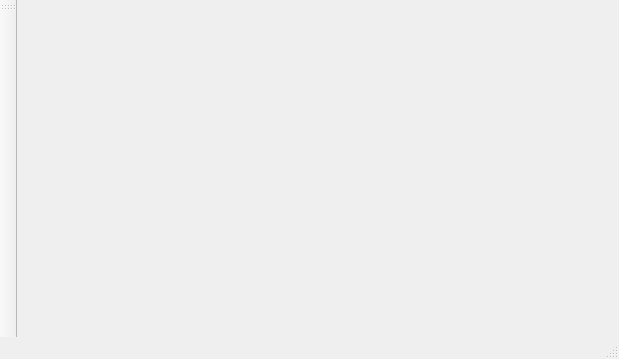
Old version of the form mainwindow.ui in the repository yanni2302/smart_parental_monitoring_2A22.
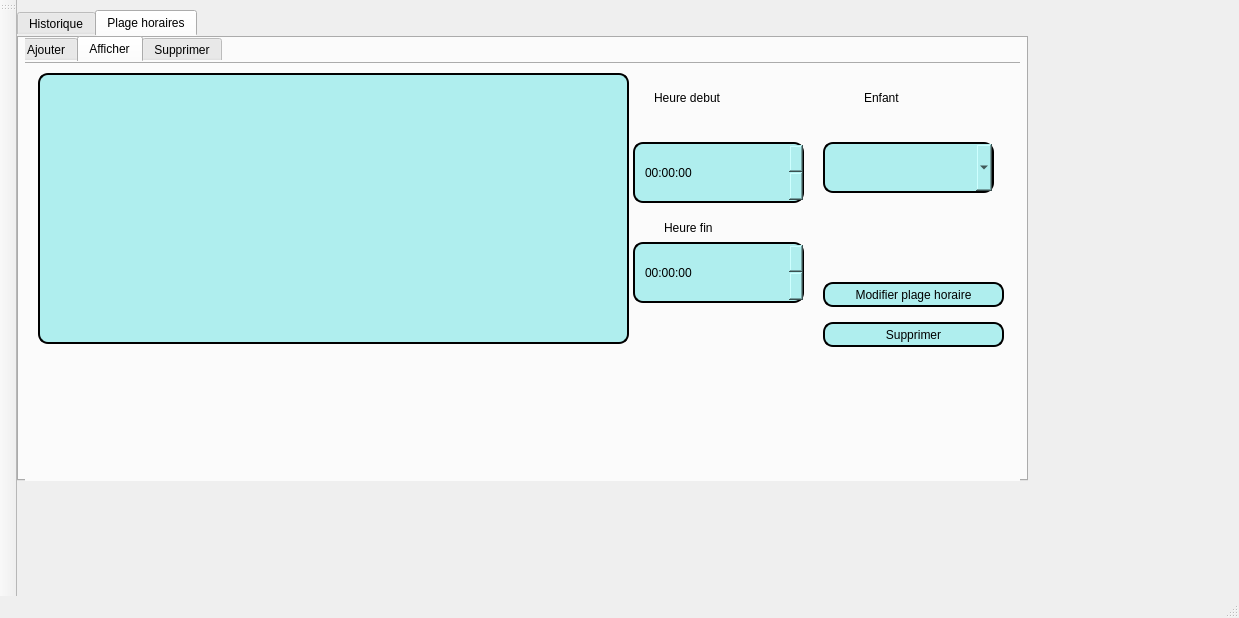
New version of the form.

Commit message: plage horaire

The edit to the form file:
```diff
--- a/mainwindow.ui
+++ b/mainwindow.ui
@@ -6,14 +6,450 @@
    <rect>
     <x>0</x>
     <y>0</y>
-    <width>619</width>
-    <height>359</height>
+    <width>1239</width>
+    <height>618</height>
    </rect>
   </property>
   <property name="windowTitle">
    <string>Gestion des Clients</string>
   </property>
-  <widget class="QWidget" name="widget"/>
+  <property name="styleSheet">
+   <string notr="true"/>
+  </property>
+  <widget class="QWidget" name="widget">
+   <widget class="QTabWidget" name="tabWidget">
+    <property name="geometry">
+     <rect>
+      <x>0</x>
+      <y>10</y>
+      <width>1011</width>
+      <height>471</height>
+     </rect>
+    </property>
+    <property name="styleSheet">
+     <string notr="true">/*border: 2px solid ;*/
+/*font: 75 8pt &quot;MS Shell Dlg 2&quot; ;*/
+border-radius: 10px;
+padding: 0 8px;
+/*background: #AFEEEE;*/
+font: bold, &quot;Comic Sans MS&quot;  ;
+text-align:center;
+color: black;</string>
+    </property>
+    <property name="currentIndex">
+     <number>1</number>
+    </property>
+    <widget class="QWidget" name="tab">
+     <attribute name="title">
+      <string>Historique</string>
+     </attribute>
+    </widget>
+    <widget class="QWidget" name="tab_2">
+     <attribute name="title">
+      <string>Plage horaires</string>
+     </attribute>
+     <widget class="QTabWidget" name="tabWidget_2">
+      <property name="geometry">
+       <rect>
+        <x>-10</x>
+        <y>0</y>
+        <width>1031</width>
+        <height>471</height>
+       </rect>
+      </property>
+      <property name="styleSheet">
+       <string notr="true">/*border: 2px solid ;*/
+/*font: 75 8pt &quot;MS Shell Dlg 2&quot; ;*/
+border-radius: 10px;
+padding: 0 8px;
+/*background: #AFEEEE;*/
+font: bold, &quot;Comic Sans MS&quot;  ;
+text-align:center;
+color: black;</string>
+      </property>
+      <property name="currentIndex">
+       <number>1</number>
+      </property>
+      <widget class="QWidget" name="tab_3">
+       <attribute name="title">
+        <string>Ajouter</string>
+       </attribute>
+       <widget class="QTimeEdit" name="timeEdit">
+        <property name="geometry">
+         <rect>
+          <x>50</x>
+          <y>90</y>
+          <width>171</width>
+          <height>61</height>
+         </rect>
+        </property>
+        <property name="styleSheet">
+         <string notr="true">border: 2px solid black;
+font: 75 8pt &quot;MS Shell Dlg 2&quot;;
+border-radius: 10px;
+padding: 0 8px;
+background: #AFEEEE;
+font: bold, &quot;Comic Sans MS&quot;;;
+color: black;
+text-align:center;</string>
+        </property>
+       </widget>
+       <widget class="QLabel" name="label">
+        <property name="geometry">
+         <rect>
+          <x>60</x>
+          <y>30</y>
+          <width>131</width>
+          <height>31</height>
+         </rect>
+        </property>
+        <property name="autoFillBackground">
+         <bool>false</bool>
+        </property>
+        <property name="styleSheet">
+         <string notr="true">/*border: 2px solid ;*/
+/*font: 75 8pt &quot;MS Shell Dlg 2&quot; ;*/
+border-radius: 10px;
+padding: 0 8px;
+/*background: #AFEEEE;*/
+font: bold, &quot;Comic Sans MS&quot;  ;
+text-align:center;
+color: black;</string>
+        </property>
+        <property name="text">
+         <string>Heure debut</string>
+        </property>
+       </widget>
+       <widget class="QLabel" name="label_2">
+        <property name="geometry">
+         <rect>
+          <x>70</x>
+          <y>160</y>
+          <width>131</width>
+          <height>31</height>
+         </rect>
+        </property>
+        <property name="autoFillBackground">
+         <bool>false</bool>
+        </property>
+        <property name="styleSheet">
+         <string notr="true">font: 75 8pt &quot;MS Shell Dlg 2&quot; b;
+border-radius: 10px;
+padding: 0 8px;
+font: bold, &quot;Comic Sans MS&quot; ;
+text-align:center;
+color: black;</string>
+        </property>
+        <property name="text">
+         <string>Heure fin</string>
+        </property>
+       </widget>
+       <widget class="QPushButton" name="ajouter">
+        <property name="geometry">
+         <rect>
+          <x>340</x>
+          <y>230</y>
+          <width>181</width>
+          <height>25</height>
+         </rect>
+        </property>
+        <property name="styleSheet">
+         <string notr="true">border: 2px solid black;
+font: 75 8pt &quot;MS Shell Dlg 2&quot;;
+border-radius: 10px;
+padding: 0 8px;
+background: #AFEEEE;
+font: bold, &quot;Comic Sans MS&quot;;;
+color: black;
+text-align:center;</string>
+        </property>
+        <property name="text">
+         <string>Ajouter plage horaire</string>
+        </property>
+       </widget>
+       <widget class="QComboBox" name="comboBox">
+        <property name="geometry">
+         <rect>
+          <x>270</x>
+          <y>90</y>
+          <width>171</width>
+          <height>51</height>
+         </rect>
+        </property>
+        <property name="styleSheet">
+         <string notr="true">border: 2px solid black;
+font: 75 8pt &quot;MS Shell Dlg 2&quot;;
+border-radius: 10px;
+padding: 0 8px;
+background: #AFEEEE;
+font: bold, &quot;Comic Sans MS&quot;;;
+color: black;
+text-align:center;</string>
+        </property>
+       </widget>
+       <widget class="QLabel" name="label_3">
+        <property name="geometry">
+         <rect>
+          <x>270</x>
+          <y>30</y>
+          <width>131</width>
+          <height>31</height>
+         </rect>
+        </property>
+        <property name="autoFillBackground">
+         <bool>false</bool>
+        </property>
+        <property name="styleSheet">
+         <string notr="true">/*border: 2px solid ;*/
+/*font: 75 8pt &quot;MS Shell Dlg 2&quot; ;*/
+border-radius: 10px;
+padding: 0 8px;
+/*background: #AFEEEE;*/
+font: bold, &quot;Comic Sans MS&quot;  ;
+text-align:center;
+color: black;</string>
+        </property>
+        <property name="text">
+         <string>Enfant</string>
+        </property>
+       </widget>
+       <widget class="QTimeEdit" name="timeEdit_2">
+        <property name="geometry">
+         <rect>
+          <x>50</x>
+          <y>190</y>
+          <width>171</width>
+          <height>61</height>
+         </rect>
+        </property>
+        <property name="styleSheet">
+         <string notr="true">border: 2px solid black;
+font: 75 8pt &quot;MS Shell Dlg 2&quot;;
+border-radius: 10px;
+padding: 0 8px;
+background: #AFEEEE;
+font: bold, &quot;Comic Sans MS&quot;;;
+color: black;
+text-align:center;</string>
+        </property>
+       </widget>
+      </widget>
+      <widget class="QWidget" name="tab_4">
+       <attribute name="title">
+        <string>Afficher</string>
+       </attribute>
+       <widget class="QTableView" name="tableView">
+        <property name="geometry">
+         <rect>
+          <x>15</x>
+          <y>11</y>
+          <width>591</width>
+          <height>271</height>
+         </rect>
+        </property>
+        <property name="styleSheet">
+         <string notr="true">border: 2px solid black;
+font: 75 8pt &quot;MS Shell Dlg 2&quot;;
+border-radius: 10px;
+padding: 0 8px;
+background: #AFEEEE;
+font: bold, &quot;Comic Sans MS&quot;;;
+color: black;
+text-align:center;</string>
+        </property>
+       </widget>
+       <widget class="QTimeEdit" name="timeEdit_3">
+        <property name="geometry">
+         <rect>
+          <x>610</x>
+          <y>180</y>
+          <width>171</width>
+          <height>61</height>
+         </rect>
+        </property>
+        <property name="styleSheet">
+         <string notr="true">border: 2px solid black;
+font: 75 8pt &quot;MS Shell Dlg 2&quot;;
+border-radius: 10px;
+padding: 0 8px;
+background: #AFEEEE;
+font: bold, &quot;Comic Sans MS&quot;;;
+color: black;
+text-align:center;</string>
+        </property>
+       </widget>
+       <widget class="QLabel" name="label_5">
+        <property name="geometry">
+         <rect>
+          <x>830</x>
+          <y>20</y>
+          <width>131</width>
+          <height>31</height>
+         </rect>
+        </property>
+        <property name="autoFillBackground">
+         <bool>false</bool>
+        </property>
+        <property name="styleSheet">
+         <string notr="true">/*border: 2px solid ;*/
+/*font: 75 8pt &quot;MS Shell Dlg 2&quot; ;*/
+border-radius: 10px;
+padding: 0 8px;
+/*background: #AFEEEE;*/
+font: bold, &quot;Comic Sans MS&quot;  ;
+text-align:center;
+color: black;</string>
+        </property>
+        <property name="text">
+         <string>Enfant</string>
+        </property>
+       </widget>
+       <widget class="QComboBox" name="comboBox_2">
+        <property name="geometry">
+         <rect>
+          <x>800</x>
+          <y>80</y>
+          <width>171</width>
+          <height>51</height>
+         </rect>
+        </property>
+        <property name="styleSheet">
+         <string notr="true">border: 2px solid black;
+font: 75 8pt &quot;MS Shell Dlg 2&quot;;
+border-radius: 10px;
+padding: 0 8px;
+background: #AFEEEE;
+font: bold, &quot;Comic Sans MS&quot;;;
+color: black;
+text-align:center;</string>
+        </property>
+       </widget>
+       <widget class="QTimeEdit" name="timeEdit_4">
+        <property name="geometry">
+         <rect>
+          <x>610</x>
+          <y>80</y>
+          <width>171</width>
+          <height>61</height>
+         </rect>
+        </property>
+        <property name="styleSheet">
+         <string notr="true">border: 2px solid black;
+font: 75 8pt &quot;MS Shell Dlg 2&quot;;
+border-radius: 10px;
+padding: 0 8px;
+background: #AFEEEE;
+font: bold, &quot;Comic Sans MS&quot;;;
+color: black;
+text-align:center;</string>
+        </property>
+       </widget>
+       <widget class="QLabel" name="label_6">
+        <property name="geometry">
+         <rect>
+          <x>620</x>
+          <y>20</y>
+          <width>131</width>
+          <height>31</height>
+         </rect>
+        </property>
+        <property name="autoFillBackground">
+         <bool>false</bool>
+        </property>
+        <property name="styleSheet">
+         <string notr="true">/*border: 2px solid ;*/
+/*font: 75 8pt &quot;MS Shell Dlg 2&quot; ;*/
+border-radius: 10px;
+padding: 0 8px;
+/*background: #AFEEEE;*/
+font: bold, &quot;Comic Sans MS&quot;  ;
+text-align:center;
+color: black;</string>
+        </property>
+        <property name="text">
+         <string>Heure debut</string>
+        </property>
+       </widget>
+       <widget class="QLabel" name="label_7">
+        <property name="geometry">
+         <rect>
+          <x>630</x>
+          <y>150</y>
+          <width>131</width>
+          <height>31</height>
+         </rect>
+        </property>
+        <property name="autoFillBackground">
+         <bool>false</bool>
+        </property>
+        <property name="styleSheet">
+         <string notr="true">font: 75 8pt &quot;MS Shell Dlg 2&quot; b;
+border-radius: 10px;
+padding: 0 8px;
+font: bold, &quot;Comic Sans MS&quot; ;
+text-align:center;
+color: black;</string>
+        </property>
+        <property name="text">
+         <string>Heure fin</string>
+        </property>
+       </widget>
+       <widget class="QPushButton" name="ajouter_2">
+        <property name="geometry">
+         <rect>
+          <x>800</x>
+          <y>220</y>
+          <width>181</width>
+          <height>25</height>
+         </rect>
+        </property>
+        <property name="styleSheet">
+         <string notr="true">border: 2px solid black;
+font: 75 8pt &quot;MS Shell Dlg 2&quot;;
+border-radius: 10px;
+padding: 0 8px;
+background: #AFEEEE;
+font: bold, &quot;Comic Sans MS&quot;;;
+color: black;
+text-align:center;</string>
+        </property>
+        <property name="text">
+         <string>Modifier plage horaire</string>
+        </property>
+       </widget>
+       <widget class="QPushButton" name="pb_supp">
+        <property name="geometry">
+         <rect>
+          <x>800</x>
+          <y>260</y>
+          <width>181</width>
+          <height>25</height>
+         </rect>
+        </property>
+        <property name="styleSheet">
+         <string notr="true">border: 2px solid black;
+font: 75 8pt &quot;MS Shell Dlg 2&quot;;
+border-radius: 10px;
+padding: 0 8px;
+background: #AFEEEE;
+font: bold, &quot;Comic Sans MS&quot;;;
+color: black;
+text-align:center;</string>
+        </property>
+        <property name="text">
+         <string>Supprimer</string>
+        </property>
+       </widget>
+      </widget>
+      <widget class="QWidget" name="tab_5">
+       <attribute name="title">
+        <string>Supprimer</string>
+       </attribute>
+      </widget>
+     </widget>
+    </widget>
+   </widget>
+  </widget>
   <widget class="QMenuBar" name="menuBar">
    <property name="geometry">
     <rect>
```
Left out of the diff: 2 changed lines with no effect on the pictures. The commit also changes 6 other files.
